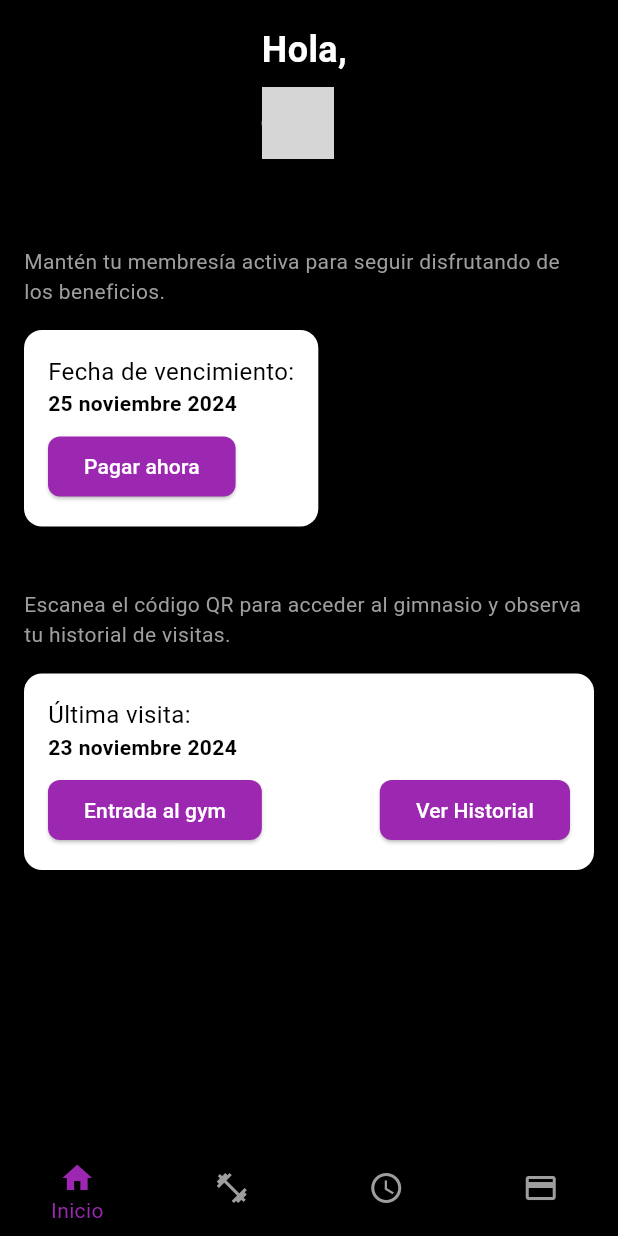
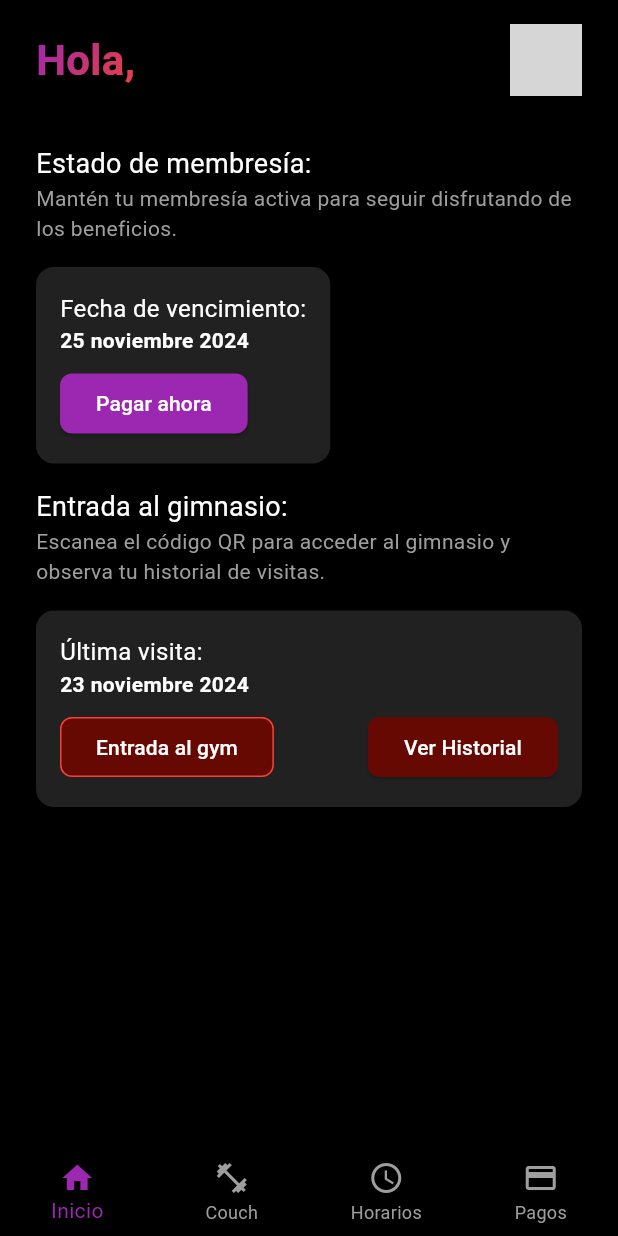
Before and after one commit to angelpalma01/Gymya_Froned, a Flutter app: the DashboardScreen screen opened directly with empty values, after a tap on "Entrada al gym", on a phone screen of 412 x 824 dp. Run offline on Flutter 3.47's test engine with Material 3 defaults, Android fonts, the phone set to English and light mode, and no system bars; our stand-ins replace flutter_secure_storage; accounts and stored records are empty; project files that could hold a hidden picture were left out; grey boxes are pictures that could not be loaded.

Commit message:
Home_Diseño2
Segundo diseño de la app

```diff
--- a/gymya_users/lib/app/Home/home.dart
+++ b/gymya_users/lib/app/Home/home.dart
@@ -12,6 +12,14 @@ class DashboardScreen extends StatefulWidget {
 }
 
 class _DashboardScreenState extends State<DashboardScreen> {
+  int _selectedIndex = 0;
+
+  void _onItemTapped(int index) {
+    setState(() {
+      _selectedIndex = index;
+    });
+  }
+
   @override
   Widget build(BuildContext context) {
     return Scaffold(
@@ -22,7 +30,7 @@ class _DashboardScreenState extends State<DashboardScreen> {
             children: [
               _buildHeader(),
               Padding(
-                padding: const EdgeInsets.all(16.0),
+                padding: const EdgeInsets.symmetric(horizontal: 24.0, vertical: 16.0),
                 child: Column(
                   crossAxisAlignment: CrossAxisAlignment.start,
                   children: [
@@ -49,7 +57,7 @@ class _DashboardScreenState extends State<DashboardScreen> {
                           MaterialPageRoute(
                             builder: (context) => HistorialEntradasScreen(
                               token: widget.token,
-                        user: widget.user, // Asegúrate de pasar el usuario también
+                              user: widget.user,
                             ),
                           ),
                         );
@@ -69,19 +77,27 @@ class _DashboardScreenState extends State<DashboardScreen> {
   Widget _buildHeader() {
     return Container(
       color: Colors.black,
-      padding: const EdgeInsets.all(16.0),
-      child: Column(
-        crossAxisAlignment: CrossAxisAlignment.start,
+      padding: const EdgeInsets.symmetric(horizontal: 24.0, vertical: 16.0),
+      child: Row(
+        mainAxisAlignment: MainAxisAlignment.spaceBetween,
         children: [
-          Text(
+          ShaderMask(
+            shaderCallback: (Rect bounds) {
+              return LinearGradient(
+                colors: [Colors.purple, Colors.red],
+                begin: Alignment.topLeft,
+                end: Alignment.bottomRight,
+              ).createShader(bounds);
+            },
+            child: Text(
               'Hola, ${widget.user['nombre_completo']}',
               style: const TextStyle(
                 color: Colors.white,
-              fontSize: 24,
+                fontSize: 28, // Agrandado el tamaño del texto
                 fontWeight: FontWeight.bold,
               ),
             ),
-          const SizedBox(height: 8),
+          ),
           const CircleAvatar(
             radius: 24,
             backgroundImage: AssetImage('assets/profile_picture.png'),
@@ -97,10 +113,12 @@ class _DashboardScreenState extends State<DashboardScreen> {
       backgroundColor: Colors.black,
       selectedItemColor: Colors.purple,
       unselectedItemColor: Colors.grey,
-      showUnselectedLabels: false,
+      currentIndex: _selectedIndex,
+      onTap: _onItemTapped,
+      showUnselectedLabels: true,
       items: const [
         BottomNavigationBarItem(icon: Icon(Icons.home), label: 'Inicio'),
-        BottomNavigationBarItem(icon: Icon(Icons.fitness_center), label: 'Entrenadores'),
+        BottomNavigationBarItem(icon: Icon(Icons.fitness_center), label: 'Couch'), // Cambiado a "Couch"
         BottomNavigationBarItem(icon: Icon(Icons.schedule), label: 'Horarios'),
         BottomNavigationBarItem(icon: Icon(Icons.payment), label: 'Pagos'),
       ],
@@ -117,7 +135,7 @@ class SectionTitle extends StatelessWidget {
   Widget build(BuildContext context) {
     return Text(
       title,
-      style: const TextStyle(color: Colors.black, fontSize: 18),
+      style: const TextStyle(color: Colors.white, fontSize: 18),
     );
   }
 }
@@ -132,7 +150,7 @@ class MembershipCard extends StatelessWidget {
     return Container(
       padding: const EdgeInsets.all(16),
       decoration: BoxDecoration(
-        color: Colors.white,
+        color: Colors.grey[900], // Oscurecido el color del cuadro
         borderRadius: BorderRadius.circular(12),
         boxShadow: const [
           BoxShadow(color: Colors.black26, blurRadius: 6, offset: Offset(0, 2)),
@@ -143,12 +161,12 @@ class MembershipCard extends StatelessWidget {
         children: [
           const Text(
             'Fecha de vencimiento:',
-            style: TextStyle(color: Colors.black, fontSize: 16),
+            style: TextStyle(color: Colors.white, fontSize: 16),
           ),
           Text(
             expiryDate,
             style: const TextStyle(
-              color: Colors.black,
+              color: Colors.white,
               fontSize: 14,
               fontWeight: FontWeight.bold,
             ),
@@ -187,7 +205,7 @@ class VisitCard extends StatelessWidget {
     return Container(
       padding: const EdgeInsets.all(16),
       decoration: BoxDecoration(
-        color: Colors.white,
+        color: Colors.grey[900], // Oscurecido el color del cuadro
         borderRadius: BorderRadius.circular(12),
         boxShadow: const [
           BoxShadow(color: Colors.black26, blurRadius: 6, offset: Offset(0, 2)),
@@ -198,12 +216,12 @@ class VisitCard extends StatelessWidget {
         children: [
           const Text(
             'Última visita:',
-            style: TextStyle(color: Colors.black, fontSize: 16),
+            style: TextStyle(color: Colors.white, fontSize: 16),
           ),
           Text(
             lastVisitDate,
             style: const TextStyle(
-              color: Colors.black,
+              color: Colors.white,
               fontSize: 14,
               fontWeight: FontWeight.bold,
             ),
@@ -214,17 +232,22 @@ class VisitCard extends StatelessWidget {
             children: [
               ElevatedButton(
                 style: ElevatedButton.styleFrom(
-                  backgroundColor: Colors.purple,
+                  backgroundColor: const Color.fromARGB(255, 101, 9, 2),
+                  elevation: 0,
                   shape: RoundedRectangleBorder(
                     borderRadius: BorderRadius.circular(8),
+                    side: BorderSide(color: Colors.red),
                   ),
                 ),
                 onPressed: onEnterPressed,
-                child: const Text('Entrada al gym', style: TextStyle(color: Colors.white)),
+                child: Text(
+                  'Entrada al gym',
+                  style: TextStyle(color: Colors.white),
+                ),
               ),
               ElevatedButton(
                 style: ElevatedButton.styleFrom(
-                  backgroundColor: Colors.purple,
+                  backgroundColor: const Color.fromARGB(255, 101, 9, 2),
                   shape: RoundedRectangleBorder(
                     borderRadius: BorderRadius.circular(8),
                   ),
```
Lines whose indentation alone changed are shown as unchanged.
